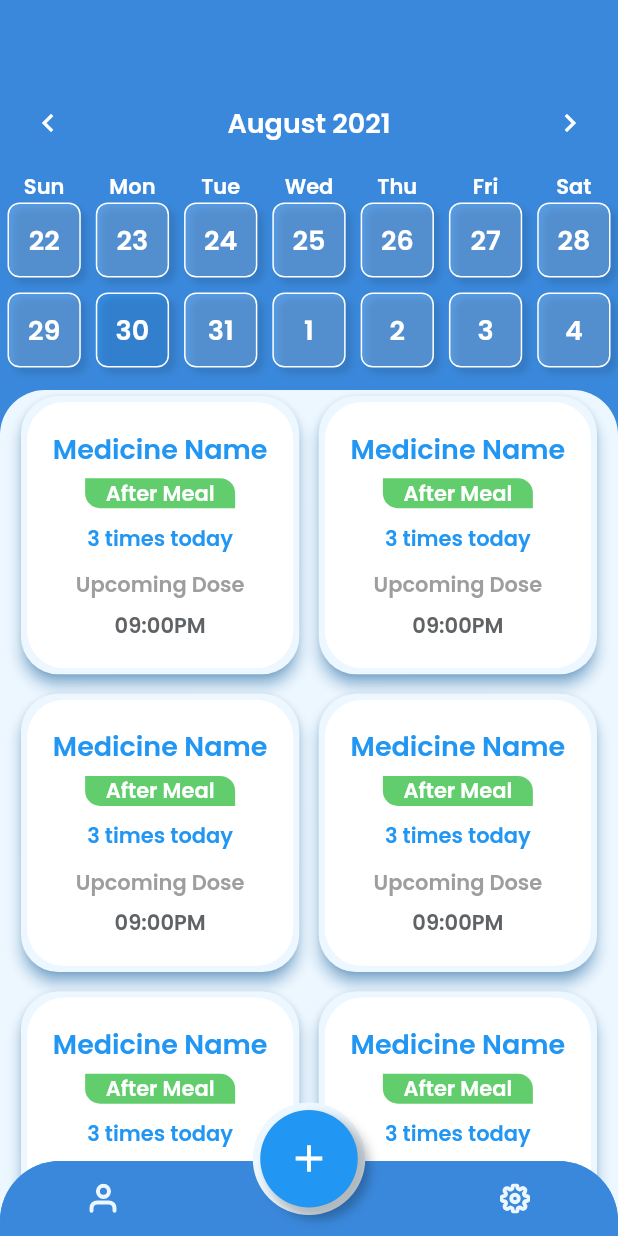
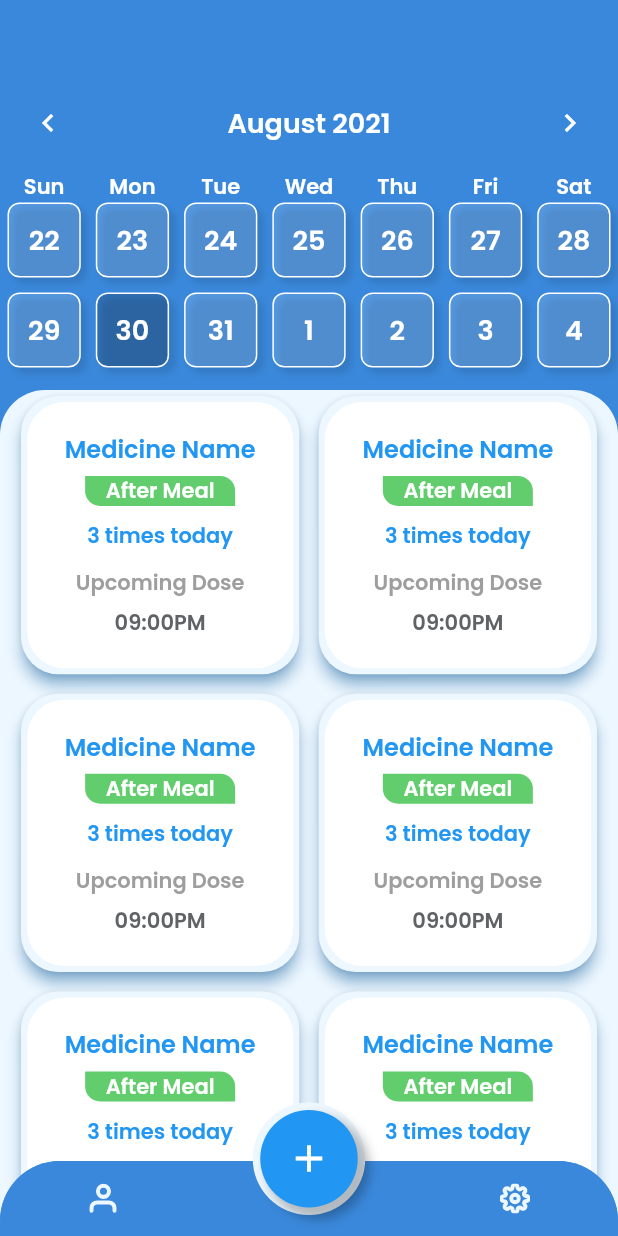
Before and after one commit to mohammadalihera/Medicine_Reminder, a Flutter app: the HomePage screen opened directly, on a phone screen of 412 x 824 dp. Run offline on Flutter 3.47's test engine with Material 2 defaults, Android fonts, the phone set to English and light mode, and no system bars; drawn by our look-alikes of table_calendar; our stand-ins replace date_time_picker, double_back_to_close, flutter_svg, flutter_time_picker_spinner, get, numberpicker.

Commit message:
fix the design issues

```diff
--- a/lib/view/pages/dashboard.dart
+++ b/lib/view/pages/dashboard.dart
@@ -92,7 +92,7 @@ class _DashBoardState extends State<DashBoard> {
       modalHeight = MediaQuery.of(context).size.height * 0.78;
     }
     if (displayHeight >= 700) {
-      modalHeight = modalHeight = MediaQuery.of(context).size.height * 0.65;
+      modalHeight = modalHeight = MediaQuery.of(context).size.height * 0.77;
     }
     showModalBottomSheet(
         isScrollControlled: true,
@@ -103,7 +103,7 @@ class _DashBoardState extends State<DashBoard> {
           return Container(
             height: modalHeight,
             decoration: new BoxDecoration(
-              color: Colors.white,
+              color: Color(0xffEDF7FF),
               borderRadius: new BorderRadius.only(
                 topLeft: const Radius.circular(35.0),
                 topRight: const Radius.circular(35.0),
--- a/lib/view/pages/home/home_page.dart
+++ b/lib/view/pages/home/home_page.dart
@@ -274,7 +274,8 @@ class _HomePageState extends State<HomePage> {
       modalHeight = MediaQuery.of(context).size.height * 0.82;
     }
     if (displayHeight >= 700) {
-      modalHeight = modalHeight = MediaQuery.of(context).size.height * 0.72;
+      modalHeight = modalHeight = MediaQuery.of(context).size.height * 0.86;
+      //modalHeight = modalHeight = MediaQuery.of(context).size.height * 0.7;
     }
     showModalBottomSheet(
         isScrollControlled: true,
--- a/lib/view/widgets/dashboard_widget/calendar.dart
+++ b/lib/view/widgets/dashboard_widget/calendar.dart
@@ -46,7 +46,7 @@ class _CustomCalendarState extends State<CustomCalendar> {
             color: Colors.blue, fontSize: 18, fontWeight: FontWeight.w600),
         defaultDecoration: BoxDecoration(
           border: Border.all(color: Colors.white),
-          color: Color(0xffEDF7FF).withOpacity(0.17),
+          color: Color(0xEDF7FF).withOpacity(0.15),
           borderRadius: BorderRadius.all(
             Radius.circular(8),
           ),
@@ -62,7 +62,7 @@ class _CustomCalendarState extends State<CustomCalendar> {
             color: Colors.white, fontSize: 18, fontWeight: FontWeight.w600),
         todayDecoration: BoxDecoration(
           border: Border.all(color: Colors.white),
-          color: Colors.blue.withOpacity(0.17),
+          color: Colors.black.withOpacity(0.18),
           borderRadius: BorderRadius.all(
             Radius.circular(8),
           ),
@@ -78,7 +78,7 @@ class _CustomCalendarState extends State<CustomCalendar> {
             color: Colors.white, fontSize: 18, fontWeight: FontWeight.w600),
         outsideDecoration: BoxDecoration(
           border: Border.all(color: Colors.white),
-          color: Color(0xffEDF7FF).withOpacity(0.18),
+          color: Color(0xEDF7FF).withOpacity(0.15),
           borderRadius: BorderRadius.all(
             Radius.circular(8),
           ),
@@ -91,10 +91,11 @@ class _CustomCalendarState extends State<CustomCalendar> {
           ],
         ),
         outsideTextStyle: TextStyle(
-            color: Colors.blue[700], fontSize: 18, fontWeight: FontWeight.w600),
+            color: Color(0x000000
+).withOpacity(.25), fontSize: 18, fontWeight: FontWeight.w600),
         weekendDecoration: BoxDecoration(
           border: Border.all(color: Colors.white),
-          color: Color(0xffEDF7FF).withOpacity(0.17),
+          color: Color(0xEDF7FF).withOpacity(0.15),
           borderRadius: BorderRadius.all(
             Radius.circular(8),
           ),
--- a/lib/view/widgets/dashboard_widget/medicine_info_tile.dart
+++ b/lib/view/widgets/dashboard_widget/medicine_info_tile.dart
@@ -52,7 +52,7 @@ class _MedicineInfoTileState extends State<MedicineInfoTile> {
                       child: Text(
                         'Medicine Name',
                         style: TextStyle(
-                            fontSize: 18,
+                            fontSize: 16,
                             fontWeight: FontWeight.w600,
                             color: Colors.blue),
                       ),
--- a/lib/view/widgets/dashboard_widget/new_medicine_detail/meal/after_meal.dart
+++ b/lib/view/widgets/dashboard_widget/new_medicine_detail/meal/after_meal.dart
@@ -23,7 +23,7 @@ class _AfterMealState extends State<AfterMeal> {
       child: Center(
         child: Text(
           'After Meal',
-          style: TextStyle(fontSize: 14, color: Colors.white),
+          style:widget.from == 'dash' ? TextStyle(fontSize: 14, color: Colors.white):TextStyle(fontSize: 18, color: Colors.white)
         ),
       ),
     );
--- a/lib/view/widgets/dashboard_widget/new_medicine_detail/new_medicine_detail.dart
+++ b/lib/view/widgets/dashboard_widget/new_medicine_detail/new_medicine_detail.dart
@@ -32,7 +32,7 @@ class _NewMedicineDetailState extends State<NewMedicineDetail> {
 
     return Center(
       child: Container(
-        child: SingleChildScrollView(
+
           child: Column(
             crossAxisAlignment: CrossAxisAlignment.start,
             mainAxisAlignment: MainAxisAlignment.start,
@@ -154,7 +154,7 @@ class _NewMedicineDetailState extends State<NewMedicineDetail> {
             ],
           ),
         ),
-      ),
+
     );
   }
 }
--- a/pubspec.yaml
+++ b/pubspec.yaml
@@ -41,8 +41,13 @@ dev_dependencies:
   flutter_test:
     sdk: flutter
 
+  flutter_launcher_icons: ^0.9.2
 
 
+flutter_icons:
+  image_path: "assets/logo/med_icon.png"
+  android: true
+  ios: true
 
 # For information on the generic Dart part of this file, see the
 # following page: https://dart.dev/tools/pub/pubspec
```
Also changed, not shown: lib/view/widgets/dashboard_widget/new_medicine_detail/medicine_dosage.dart (+8 -7 lines), lib/view/widgets/dashboard_widget/new_medicine_detail/medicine_program/medicine_program.dart (+21 -13 lines), lib/view/widgets/dashboard_widget/new_medicine_detail/medicine_quantity/medicine_quantity.dart (+15 -13 lines), assets/logo/app_icon.png (added), assets/logo/med_icon.png (added), pubspec.lock, 22 other files.
